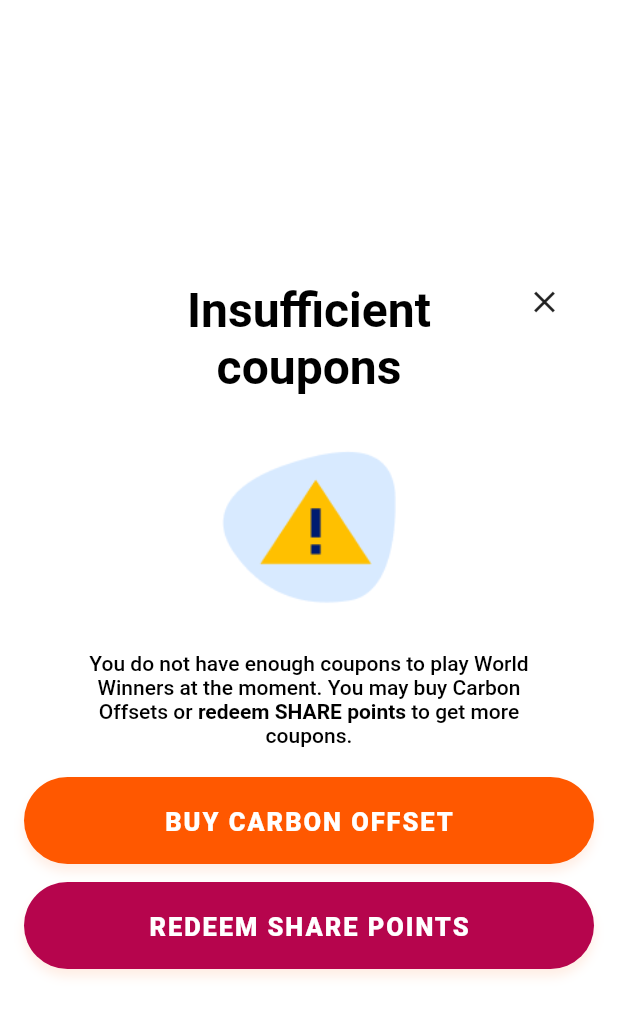
After one commit to Chandravardhan-Singh/world_winner_flutter, a Flutter app: the CustomPopup screen opened directly, on a phone screen of 412 x 824 dp. The commit adds this screen. Shown: the top 1016 px of the screen. Run offline on Flutter 3.47's test engine with Material 2 defaults, Android fonts, the light colour scheme and no system bars; our stand-ins replace bloc, flutter_bloc, flutter_secure_storage, otp_text_field, percent_indicator, permission_handler; accounts and stored records are empty; generated files the repository leaves out were written again.

Commit message:
Alert popup (#7)
* assets added for dialog

* button updated

* custom dialog created

* custom dialog created

* popup updated

* custom popup added

* navigation added for home

* minor fix

```diff
--- a/lib/widget/button.dart
+++ b/lib/widget/button.dart
@@ -81,7 +81,7 @@ extension GenerateBoxDecorationStyle on ButtonType {
             ),
           )
         ],
-        color: const Color.fromARGB(255, 255, 88, 0),
+        color: color,
         borderRadius: const BorderRadius.all(
           Radius.circular(50),
         ),
@@ -201,7 +201,7 @@ class Button extends StatelessWidget {
           onTap: onPressed,
           child: Container(
             padding: const EdgeInsets.symmetric(vertical: 20),
-            decoration: type.boxDecoration(context),
+            decoration: type.boxDecoration(context, color: backgroundColor),
             width: width ?? MediaQuery.of(context).size.width - defaultGap,
             height: 58,
             alignment: Alignment.center,
--- /dev/null
+++ b/lib/widget/dialog/custom_popup.dart
@@ -0,0 +1,112 @@
+import 'package:flutter/material.dart';
+import 'package:world_winner_flutter/extensions/string.dart';
+import 'package:world_winner_flutter/utils/constants/nums.dart';
+
+// ignore: must_be_immutable
+class CustomPopup extends StatelessWidget {
+  CustomPopup({
+    super.key,
+    required this.title,
+    this.description,
+    required this.buttonsList,
+    required this.image,
+    this.onDismiss,
+    this.richText,
+  });
+  final String title;
+  String? description = "";
+  List<String>? richText = [];
+  final List<Widget> Function(double) buttonsList;
+  final String image;
+  Function()? onDismiss = () {};
+
+  @override
+  Widget build(BuildContext context) {
+    double buttonWidth =
+        MediaQuery.of(context).size.width - ((6 * 2) + (defaultGap / 2));
+    return Scaffold(
+      backgroundColor: Colors.transparent,
+      body: Center(
+        child: Container(
+          height: 500,
+          width: MediaQuery.of(context).size.width,
+          margin: const EdgeInsets.symmetric(
+            horizontal: defaultGap / 4,
+          ),
+          decoration: BoxDecoration(
+            color: Colors.white,
+            borderRadius: BorderRadius.circular(30),
+          ),
+          child: Stack(
+            alignment: Alignment.center,
+            children: [
+              Padding(
+                padding:
+                    const EdgeInsets.symmetric(horizontal: 6, vertical: 16),
+                child: Column(
+                  crossAxisAlignment: CrossAxisAlignment.center,
+                  mainAxisAlignment: MainAxisAlignment.spaceBetween,
+                  children: [
+                    Padding(
+                      padding: const EdgeInsets.only(top: 10.0),
+                      child: Text(
+                        title,
+                        textAlign: TextAlign.center,
+                        style: const TextStyle(
+                          fontSize: 32,
+                          color: Colors.black,
+                          fontWeight: FontWeight.w700,
+                        ),
+                      ),
+                    ),
+                    Image.asset(
+                      image,
+                      height: 130,
+                      width: 130,
+                    ),
+                    description != null
+                        ? RichText(
+                            textAlign: TextAlign.center,
+                            text: TextSpan(
+                              style: const TextStyle(
+                                fontSize: 14,
+                                color: Colors.black,
+                              ),
+                              children: description!.addStyle(
+                                style: const TextStyle(
+                                  fontWeight: FontWeight.w500,
+                                ),
+                                richText: richText ?? [""],
+                                richStyle: const TextStyle(
+                                  fontWeight: FontWeight.w700,
+                                ),
+                              ),
+                            ),
+                          )
+                        : const SizedBox(),
+                    Column(
+                      children: buttonsList(buttonWidth),
+                    ),
+                  ],
+                ),
+              ),
+              Positioned(
+                top: 15,
+                right: 15,
+                child: IconButton(
+                  onPressed: () {
+                    Navigator.of(context).pop();
+                    if (onDismiss != null) {
+                      onDismiss!();
+                    }
+                  },
+                  icon: const Icon(Icons.close),
+                ),
+              )
+            ],
+          ),
+        ),
+      ),
+    );
+  }
+}
--- a/pubspec.yaml
+++ b/pubspec.yaml
@@ -97,6 +97,8 @@ flutter:
     - assets/images/long-ticket-strip.png
     - assets/images/short-ticket-bg.png
     - assets/images/long-ticket-bg.png
+    - assets/images/close.png
+    - assets/images/dialog/warning.png
 
   # An image asset can refer to one or more resolution-specific "variants", see
   # https://flutter.dev/assets-and-images/#resolution-aware
```
Also changed, not shown: lib/main.dart (+6 -3 lines), lib/widget/custom_drawer.dart (+10 -1 lines), lib/widget/dialog/custom_dialog.dart (added, +36 -0 lines), lib/widget/play_counter.dart (+35 -1 lines), assets/images/close.png (added), assets/images/dialog/warning.png (added).
